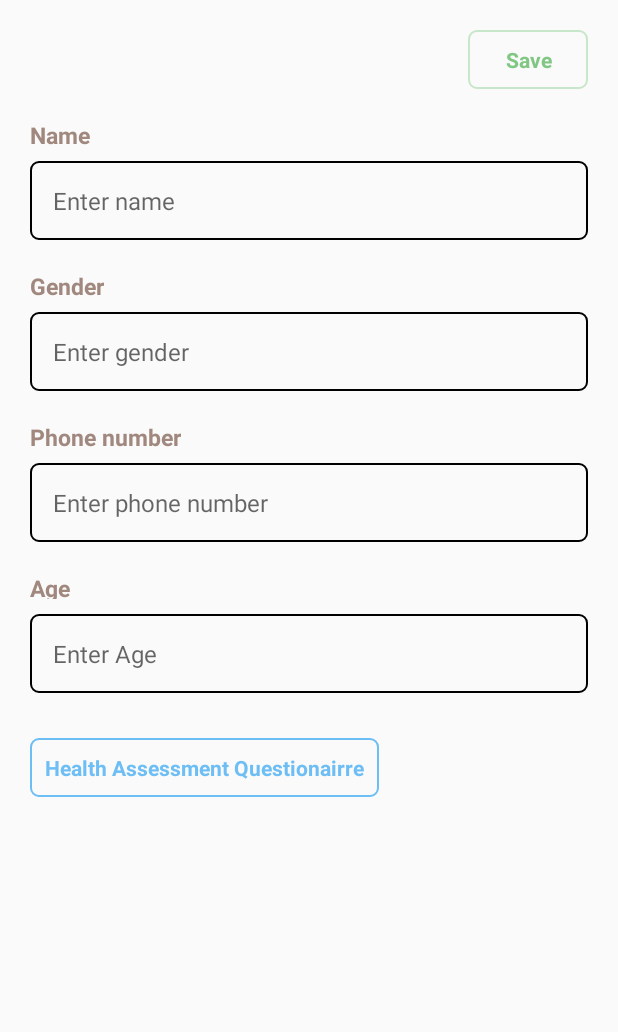
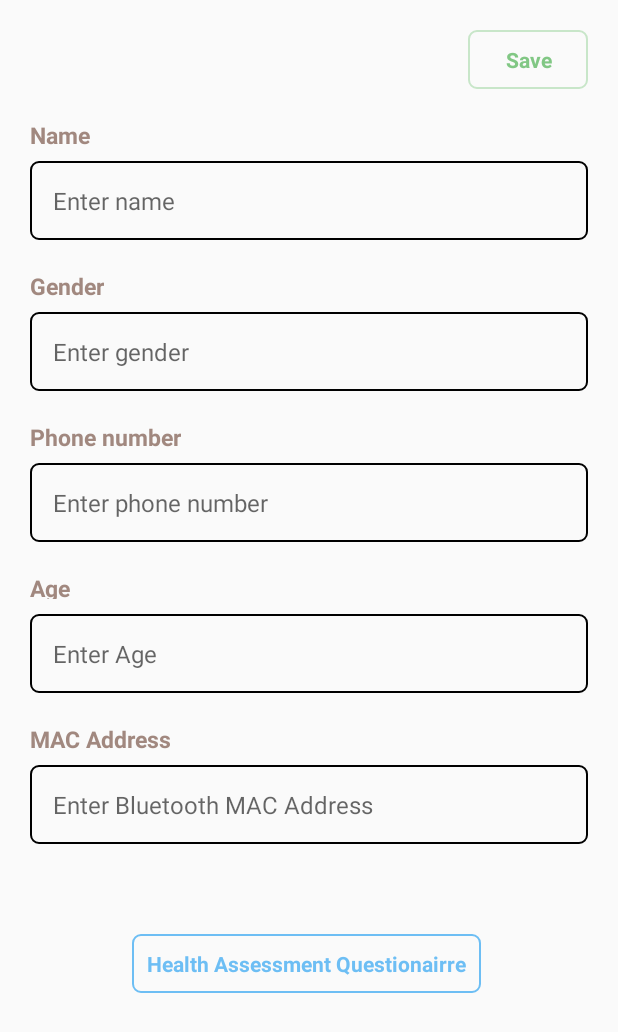
Before and after one commit to shikharagrawalmy999/covidapp, an Android app: the ProfileActivity screen opened directly, with no data from a screen before it, after a tap on "Save", on a phone screen of 412 x 824 dp. Shown: the top 1032 px of the screen. Run offline under Robolectric (Android 15) with nearby library versions, the phone set to English and light mode, and no system bars; our stand-ins replace Firebase (no records; nobody signed in at launch, a user with empty details on screens opened directly).

```diff
--- a/app/build.gradle
+++ b/app/build.gradle
@@ -40,6 +40,7 @@ dependencies {
     implementation 'com.google.android.gms:play-services-maps:18.0.0'
     implementation 'com.google.android.gms:play-services-auth:19.2.0'
     implementation 'com.google.firebase:firebase-database:20.0.2'
+    implementation 'com.google.android.gms:play-services-location:18.0.0'
     testImplementation 'junit:junit:'
     androidTestImplementation 'androidx.test.ext:junit:1.1.3'
     androidTestImplementation 'androidx.test.espresso:espresso-core:3.4.0'
--- a/app/src/main/AndroidManifest.xml
+++ b/app/src/main/AndroidManifest.xml
@@ -12,14 +12,14 @@
         android:maxSdkVersion="30" />
     <uses-permission android:name="android.permission.BLUETOOTH_ADMIN"
         android:maxSdkVersion="30" />
-
+    <uses-feature android:name="android.hardware.bluetooth_le" android:required="false"/>
     <uses-permission
         android:name="android.permission.ACCESS_FINE_LOCATION"
         tools:ignore="CoarseFineLocation" />
     <uses-permission android:name="android.permission.BLUETOOTH_CONNECT" />
+    <uses-permission android:name="android.permission.ACCESS_COARSE_LOCATION"/>
     <uses-permission android:name="android.permission.BLUETOOTH_SCAN" />
     <uses-permission android:name="android.permission.INTERNET" />
-
     <application
         android:allowBackup="true"
         android:icon="@mipmap/ic_launcher"
--- a/app/src/main/java/com/example/covidapp/ProfileActivity.java
+++ b/app/src/main/java/com/example/covidapp/ProfileActivity.java
@@ -6,7 +6,6 @@ import androidx.appcompat.app.AppCompatActivity;
 import android.content.Intent;
 import android.os.Bundle;
 import android.widget.EditText;
-import android.widget.RadioButton;
 import android.widget.TextView;
 import android.widget.Toast;
 
@@ -18,9 +17,12 @@ import com.google.firebase.database.DatabaseReference;
 import com.google.firebase.database.FirebaseDatabase;
 import com.google.firebase.database.ValueEventListener;
 
+import java.util.regex.Matcher;
+import java.util.regex.Pattern;
+
 public class ProfileActivity extends AppCompatActivity {
 
-    EditText name_edit,gender_edit,phone_number_edit,age_edit;
+    EditText name_edit,gender_edit,phone_number_edit,age_edit, mac_address_edit;
     TextView save;
     FirebaseAuth auth;
     FirebaseUser user;
@@ -36,6 +38,7 @@ public class ProfileActivity extends AppCompatActivity {
         phone_number_edit=findViewById(R.id.phone_edit_text);
         age_edit=findViewById(R.id.age_edit_text);
         questionairre=findViewById(R.id.questionairre);
+        mac_address_edit = findViewById(R.id.mac_address_edit);
 
         save=findViewById(R.id.save);
 
@@ -48,6 +51,7 @@ public class ProfileActivity extends AppCompatActivity {
         user=auth.getCurrentUser();
 
         reference= FirebaseDatabase.getInstance().getReference().child("users");
+
         reference.child(user.getUid()).addListenerForSingleValueEvent(new ValueEventListener() {
             @Override
             public void onDataChange(@NonNull DataSnapshot snapshot) {
@@ -56,11 +60,13 @@ public class ProfileActivity extends AppCompatActivity {
                     String gender = snapshot.child("gender").getValue(String.class);
                     String age = snapshot.child("age").getValue(String.class);
                     String phone_number = snapshot.child("phone_number").getValue(String.class);
+                    String mac_address = snapshot.child("mac_address").getValue(String.class);
 
                     name_edit.setText(name);
                     gender_edit.setText(gender);
                     phone_number_edit.setText(phone_number);
                     age_edit.setText(age);
+                    mac_address_edit.setText(mac_address);
                 }
             }
             @Override
@@ -72,20 +78,31 @@ public class ProfileActivity extends AppCompatActivity {
     }
 
     private void save_data() {
+        String regex = "^([0-9A-Fa-f]{2}[:-])"
+                + "{5}([0-9A-Fa-f]{2})|"
+                + "([0-9a-fA-F]{4}\\."
+                + "[0-9a-fA-F]{4}\\."
+                + "[0-9a-fA-F]{4})$";
+        Pattern p = Pattern.compile(regex);
+        Matcher m = p.matcher(mac_address_edit.getText().toString());
         if(!name_edit.getText().toString().equals("")){
             if(!gender_edit.getText().toString().equals("")){
                 if(!phone_number_edit.getText().toString().equals("") && phone_number_edit.getText().toString().length()==10){
                     if(!age_edit.getText().toString().equals("")){
-
+                        if(m.matches()){
                             reference.child(user.getUid()).child("name").setValue(name_edit.getText().toString());
                             reference.child(user.getUid()).child("gender").setValue(gender_edit.getText().toString());
                             reference.child(user.getUid()).child("phone_number").setValue(phone_number_edit.getText().toString());
                             reference.child(user.getUid()).child("age").setValue(age_edit.getText().toString());
+                            reference.child(user.getUid()).child("mac_address").setValue(mac_address_edit.getText().toString());
                             Intent info_dashboard=new Intent(ProfileActivity.this, Info_dashboard.class);
                             startActivity(info_dashboard);
                             finish();
                             Toast.makeText(ProfileActivity.this, "Changes saved successfully.", Toast.LENGTH_SHORT).show();
-
+                        }
+                        else{
+                            Toast.makeText(ProfileActivity.this, "Please enter the correct MAC Address of your device", Toast.LENGTH_SHORT).show();
+                        }
                     }
                     else{
                         Toast.makeText(ProfileActivity.this, "Please enter your age", Toast.LENGTH_SHORT).show();
--- a/app/src/main/res/layout/activity_profile.xml
+++ b/app/src/main/res/layout/activity_profile.xml
@@ -5,7 +5,6 @@
     android:layout_width="match_parent"
     android:layout_height="match_parent"
     tools:context=".ProfileActivity">
-
 
 
     <TextView
@@ -161,10 +160,44 @@
         tools:ignore="SpeakableTextPresentCheck,TextFields" />
 
     <TextView
+        android:id="@+id/macAddress"
+        android:layout_width="wrap_content"
+        android:layout_height="18dp"
+        android:layout_marginStart="20dp"
+        android:layout_marginTop="20dp"
+        android:text="@string/mac_address"
+        android:textColor="@color/text_parent_color"
+        android:textSize="15sp"
+        android:textStyle="bold"
+        app:layout_constraintStart_toStartOf="parent"
+        app:layout_constraintTop_toBottomOf="@+id/age_edit_text" />
+
+    <EditText
+        android:id="@+id/mac_address_edit"
+        android:layout_width="0dp"
+        android:layout_height="wrap_content"
+        android:layout_marginTop="10dp"
+        android:layout_marginEnd="20dp"
+        android:autofillHints="name"
+        android:background="@drawable/edit_bg"
+        android:ems="10"
+        android:gravity="start|top"
+        android:hint="@string/enter_bluetooth_mac_address"
+        android:padding="15dp"
+        android:textSize="16sp"
+        android:theme="@style/EditTheme"
+        app:layout_constraintEnd_toEndOf="parent"
+        app:layout_constraintHorizontal_bias="1.0"
+        app:layout_constraintStart_toStartOf="@+id/gender"
+        app:layout_constraintTop_toBottomOf="@+id/macAddress"
+        tools:ignore="SpeakableTextPresentCheck,TextFields" />
+
+    <TextView
         android:id="@+id/questionairre"
         android:layout_width="wrap_content"
         android:layout_height="wrap_content"
-        android:layout_marginTop="30dp"
+        android:layout_marginStart="68dp"
+        android:layout_marginTop="60dp"
         android:background="@drawable/edit_bg"
         android:backgroundTint="@color/blue"
         android:gravity="center"
@@ -176,8 +209,8 @@
         android:textColor="@color/blue"
         android:textStyle="bold"
         android:visibility="visible"
-        app:layout_constraintStart_toStartOf="@+id/age"
-        app:layout_constraintTop_toBottomOf="@+id/age_edit_text" />
+        app:layout_constraintStart_toStartOf="@+id/mac_address_edit"
+        app:layout_constraintTop_toBottomOf="@+id/mac_address_edit" />
 
 
 </androidx.constraintlayout.widget.ConstraintLayout>
--- a/app/src/main/res/values/strings.xml
+++ b/app/src/main/res/values/strings.xml
@@ -44,4 +44,6 @@
     <string name="number_of_cases">Number of Cases: </string>
     <string name="cases_today">Cases Today: </string>
     <string name="scan">Scan</string>
+    <string name="mac_address">MAC Address</string>
+    <string name="enter_bluetooth_mac_address">Enter Bluetooth MAC Address</string>
 </resources>
```
Also changed, not shown: app/src/main/java/com/example/covidapp/MainActivity.java (+5 -7 lines), app/src/main/java/com/example/covidapp/bluetoothDiscovery.java (+96 -12 lines). Lines whose indentation alone changed are shown as unchanged.
